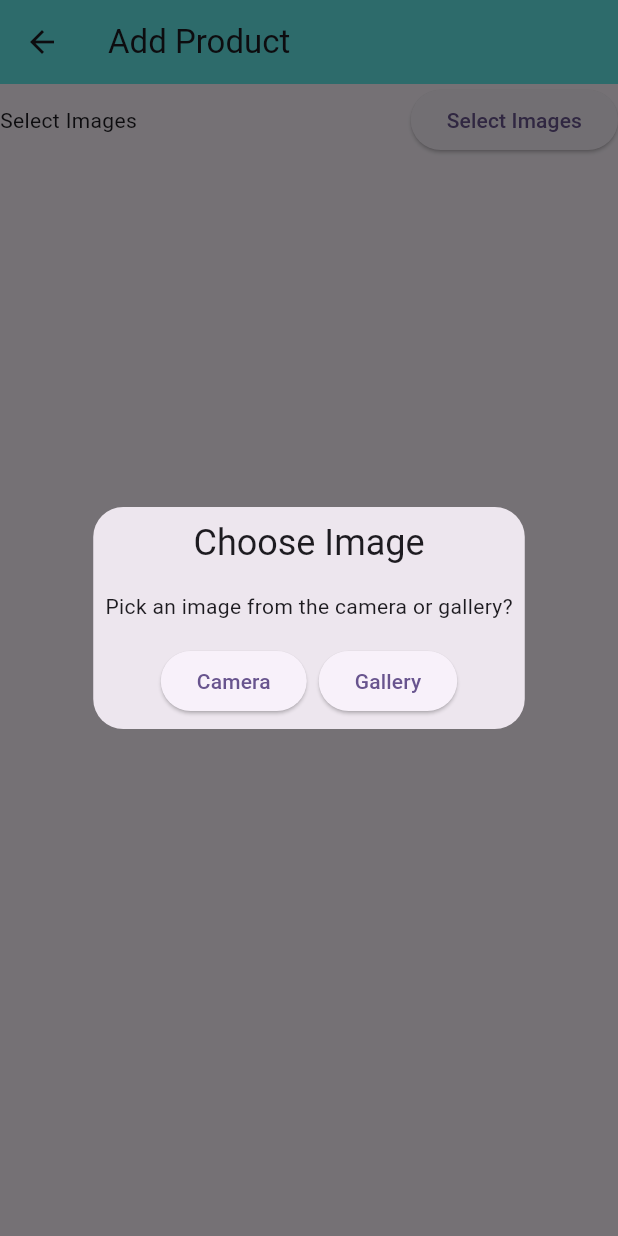
After one commit to Guptashubham789/Admin-Panel-Bheem-Kirana, a Flutter app: the AddProductScreen screen opened directly, after a tap on "Select Images", on a phone screen of 412 x 824 dp. The commit adds this screen. Run offline on Flutter 3.47's test engine with Material 3 defaults, Android fonts, the phone set to English and light mode, and no system bars; our stand-ins replace cloud_firestore, device_info_plus, firebase_core, firebase_storage, get, image_picker and 1 more; accounts and stored records are empty.

Commit message:
first commit

```diff
--- /dev/null
+++ b/lib/controllers/product-images-controller.dart
@@ -0,0 +1,85 @@
+import 'package:device_info_plus/device_info_plus.dart';
+import 'package:firebase_storage/firebase_storage.dart';
+import 'package:flutter/material.dart';
+import 'package:get/get.dart';
+import 'package:image_picker/image_picker.dart';
+import 'package:permission_handler/permission_handler.dart';
+
+class AddProductImagesController extends GetxController{
+    final ImagePicker _picker=ImagePicker();
+    RxList<XFile> selectedImages =<XFile>[].obs;
+
+    final RxList<String> arrImagesUrl= <String>[].obs;
+    final FirebaseStorage storageRef=FirebaseStorage.instance;
+    Future<void> showImagesPickerDialog() async{
+        PermissionStatus status;
+        DeviceInfoPlugin deviceInfoPlugin=DeviceInfoPlugin();
+        AndroidDeviceInfo androidDeviceInfo=await deviceInfoPlugin.androidInfo;
+
+        if(androidDeviceInfo.version.sdkInt<=32){
+            status=await Permission.storage.request();
+        }else{
+            status=await Permission.mediaLibrary.request();
+        }
+        //
+        if(status==PermissionStatus.granted){
+            Get.defaultDialog(
+                title: "Choose Image",
+                middleText: "Pick an image from the camera or gallery?",
+                actions: [
+                    ElevatedButton(
+                        onPressed: (){
+                            selectedImage("camera");
+                        },
+                        child: Text('Camera')
+                    ),
+                    ElevatedButton(
+                        onPressed: (){
+                            selectedImage("gallery");
+                        },
+                        child: Text('Gallery')
+                    ),
+                ]
+
+            );
+        }
+
+        if(status== PermissionStatus.denied){
+            Get.snackbar("Error", "Please allow permission for further usage..");
+            openAppSettings();
+        }
+        if(status== PermissionStatus.permanentlyDenied){
+            Get.snackbar("Error", "Please allow permission for further usage..");
+            openAppSettings();
+        }
+    }
+
+    Future<void> selectedImage(String type)async{
+        List<XFile> imgs=[];
+        if(type=='gallery'){
+            try{
+                imgs=await _picker.pickMultiImage(imageQuality: 80);
+                update();
+            }catch(e){
+                Get.snackbar("Error", "error gallery not open");
+            }
+        }else{
+            final img=await _picker.pickImage(source: ImageSource.camera,imageQuality: 80);
+
+            if(img != null){
+                imgs.add(img);
+                update();
+            }
+        }
+        if(imgs.isNotEmpty){
+            selectedImages.addAll(imgs);
+            update();
+            print(selectedImages.length);
+        }
+    }
+
+    void removeImage(int index){
+        selectedImages.removeAt(index);
+        update();
+    }
+}
--- /dev/null
+++ b/lib/view/product/add-product-screen.dart
@@ -0,0 +1,80 @@
+import 'dart:io';
+
+import 'package:admin_grocery/utils/app-constant.dart';
+import 'package:flutter/material.dart';
+import 'package:get/get.dart';
+import 'package:get/get_core/src/get_main.dart';
+
+import '../../controllers/product-images-controller.dart';
+
+class AddProductScreen extends StatelessWidget {
+   AddProductScreen({super.key});
+   AddProductImagesController addProductImagesController=Get.put(AddProductImagesController());
+  @override
+  Widget build(BuildContext context) {
+    return Scaffold(
+      appBar: AppBar(
+        backgroundColor: AppConstant.appMainColor,
+        title: Text('Add Product'),
+      ),
+      body: Container(
+        child: Column(
+          children: [
+            Row(
+              mainAxisAlignment: MainAxisAlignment.spaceBetween,
+              children: [
+                Text('Select Images'),
+                ElevatedButton(
+                    onPressed: (){
+                      addProductImagesController.showImagesPickerDialog();
+                    },
+                    child: Text('Select Images')
+                ),
+              ],
+            ),
+            //show images
+            GetBuilder<AddProductImagesController>(
+              init: AddProductImagesController(),
+                builder: (addProductImagesController){
+                return addProductImagesController.selectedImages.length>0
+                    ?Container(
+                  width: Get.width-20,
+                  height: Get.height/3.0,
+                  child: GridView.builder(
+                    itemCount: addProductImagesController.selectedImages.length,
+                      gridDelegate: SliverGridDelegateWithFixedCrossAxisCount(
+                          crossAxisCount: 2,
+                          mainAxisSpacing: 20,
+                        crossAxisSpacing: 10,
+                      ),
+                      itemBuilder: (BuildContext context,int index){
+                      return Stack(
+                        children: [
+                          Image.file(
+                            File(addProductImagesController.selectedImages[index].path),
+                            fit: BoxFit.cover,
+                            height: Get.height/4,
+                            width: Get.width/2,
+                          ),
+                          Positioned(child: InkWell(
+                            onTap: (){
+                              addProductImagesController.removeImage(index);
+                            },
+                            child: CircleAvatar(
+                              backgroundColor: AppConstant.appMainColor,
+                              child: Icon(Icons.close,color: AppConstant.appTextColor,),
+                            ),
+                          ))
+                        ],
+                      );
+                      },
+                  ),
+                )
+                    :SizedBox.shrink();
+            }),
+          ],
+        ),
+      ),
+    );
+  }
+}
--- a/lib/view/specific-user-orders.dart
+++ b/lib/view/specific-user-orders.dart
@@ -158,6 +158,7 @@ class _SpecificUserOrdersScreenState extends State<SpecificUserOrdersScreen> {
                         'status':false,
                       },
                       );
+
                     },
                     child: Text('Pending')
                 ),
--- a/lib/widget/admin-drawer-widget.dart
+++ b/lib/widget/admin-drawer-widget.dart
@@ -1,5 +1,6 @@
 import 'package:admin_grocery/view/all-orders-screen.dart';
 import 'package:admin_grocery/view/all-users-screen.dart';
+import 'package:admin_grocery/view/product/all-product-screen.dart';
 import 'package:flutter/material.dart';
 import 'package:get/get.dart';
 import 'package:get/get_core/src/get_main.dart';
@@ -82,6 +83,9 @@ class _DrawerWidgetState extends State<DrawerWidget> {
             Padding(
               padding: const EdgeInsets.symmetric(horizontal: 20.0),
               child: ListTile(
+                onTap: (){
+                  Get.to(()=>AllProductScreen());
+                },
                 titleAlignment: ListTileTitleAlignment.center,
                 title: Text("Product"),
                 leading: Icon(Icons.production_quantity_limits),
--- a/pubspec.yaml
+++ b/pubspec.yaml
@@ -49,6 +49,12 @@ dependencies:
   image_card:
   flutter_swipe_action_cell: ^3.1.4
   url_launcher:
+  image_picker:
+  device_info_plus:
+  intl:
+  permission_handler:
+  app_settings:
+  firebase_storage:
 
 dev_dependencies:
   flutter_test:
```
Also changed, not shown: lib/view/product/all-product-screen.dart (added, +122 -0 lines), lib/view/product/product-details-screen.dart (added, +108 -0 lines), pubspec.lock, 2 other files.
